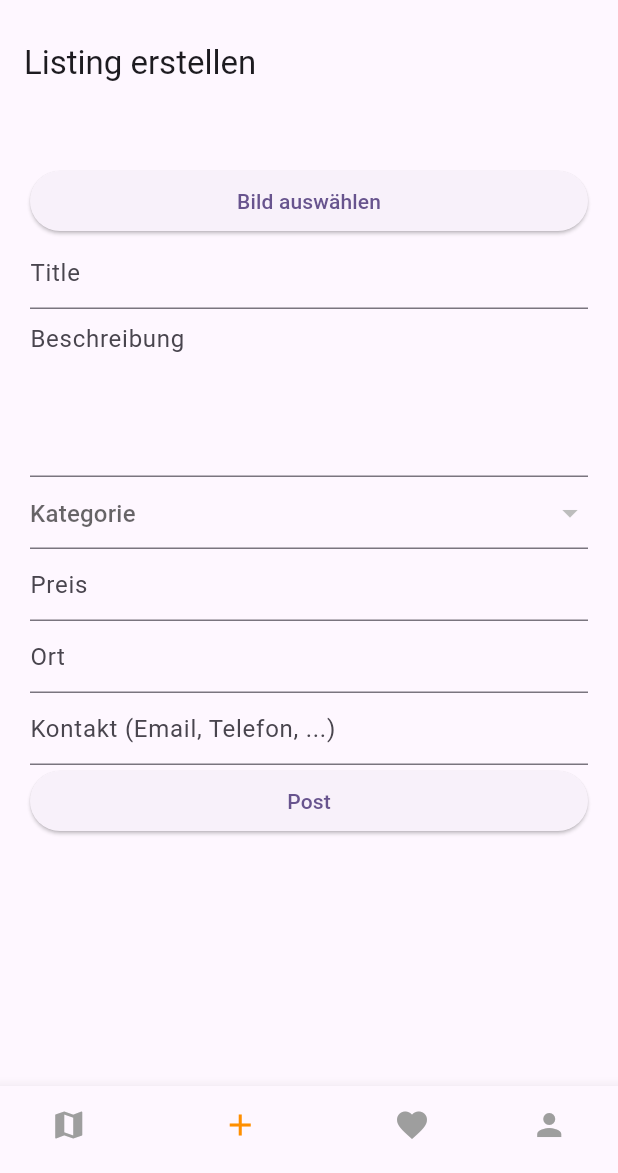
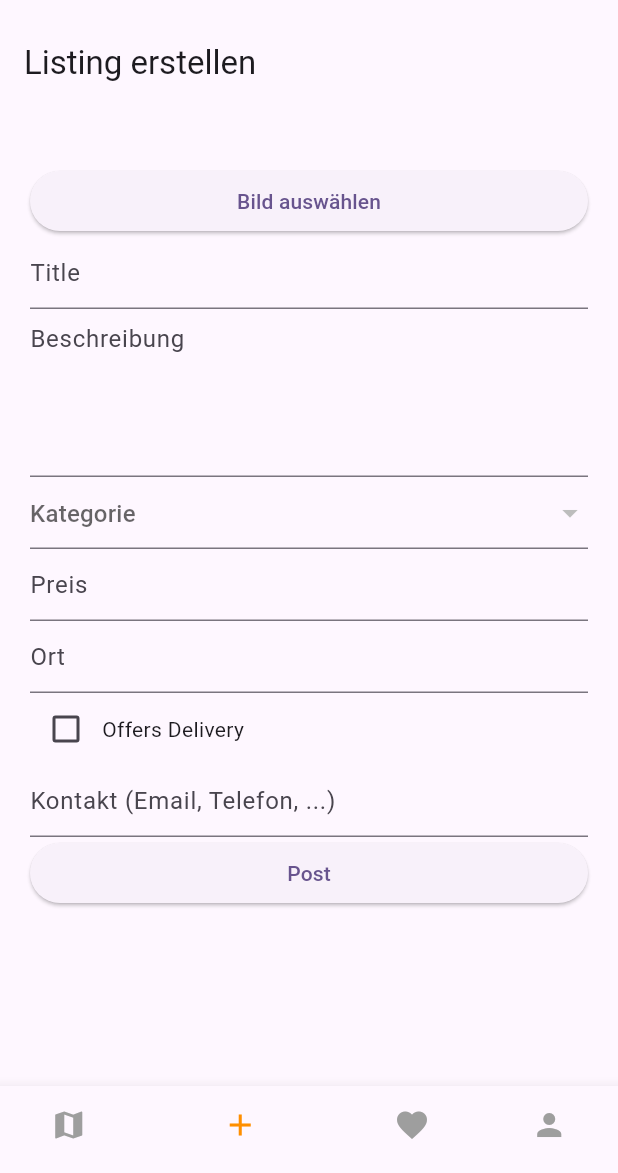
Before and after one commit to sreeroo/BookMarketplace, a Flutter app: the screen it shows after launch, item 2 of the bottom bar chosen, after a tap on "Post", on a phone screen of 412 x 824 dp, the part 63-1236 px from its top. Run offline on Flutter 3.47's test engine with Material 3 defaults, Android fonts, the phone set to English and light mode, and no system bars; our stand-ins replace image_picker; network calls fail.

Commit message:
Add checkbox for delivery

```diff
--- a/buecherkreisel_flutter/lib/components/account.dart
+++ b/buecherkreisel_flutter/lib/components/account.dart
@@ -102,7 +102,7 @@ class ProfileScreen extends StatelessWidget {
                                                 .showSnackBar(
                                               const SnackBar(
                                                   content: Text(
-                                                      "Listing deleted successfully"),
+                                                      "Listing erfolgreich gelöscht."),
                                                   duration: Durations.medium4),
                                             );
                                           }
--- a/buecherkreisel_flutter/lib/screens/add.dart
+++ b/buecherkreisel_flutter/lib/screens/add.dart
@@ -39,7 +39,8 @@ class _AddUpdateListingFormState extends State<_AddUpdateListingForm> {
   late TextEditingController locationController;
   late TextEditingController contactController;
   File? _imageFile;
-  String? selectedCategory;
+  late String? selectedCategory;
+  bool _checkboxValue = false;
 
   @override
   void initState() {
@@ -53,6 +54,7 @@ class _AddUpdateListingFormState extends State<_AddUpdateListingForm> {
         TextEditingController(text: widget.listing?.location ?? "");
     contactController =
         TextEditingController(text: widget.listing?.contact ?? "");
+    selectedCategory = widget.listing == null ? "" : widget.listing!.category;
   }
 
   @override
@@ -145,7 +147,7 @@ class _AddUpdateListingFormState extends State<_AddUpdateListingForm> {
 
     final categoryField = DropdownButtonFormField<String>(
       key: Key("category"),
-      value: selectedCategory,
+      value: widget.listing != null ? widget.listing!.category : null,
       decoration: InputDecoration(hintText: "Kategorie"),
       items: categories.map((String category) {
         return DropdownMenuItem<String>(
@@ -155,7 +157,7 @@ class _AddUpdateListingFormState extends State<_AddUpdateListingForm> {
       }).toList(),
       onChanged: (String? value) {
         setState(() {
-          selectedCategory = value;
+          selectedCategory = value!;
         });
       },
       validator: (value) {
@@ -193,6 +195,20 @@ class _AddUpdateListingFormState extends State<_AddUpdateListingForm> {
       },
     );
 
+    final deliveryCheckbox = Row(
+      children: <Widget>[
+        Checkbox(
+          value: _checkboxValue,
+          onChanged: (bool? value) {
+            setState(() {
+              _checkboxValue = value!;
+            });
+          },
+        ),
+        Text('Offers Delivery'),
+      ],
+    );
+
     final contactField = TextFormField(
       key: Key("contact"),
       controller: contactController,
@@ -226,7 +242,7 @@ class _AddUpdateListingFormState extends State<_AddUpdateListingForm> {
               price: double.parse(priceController.text),
               location: locationController.text,
               category: selectedCategory!,
-              offersDelivery: false, // TODO: HARDCODED
+              offersDelivery: _checkboxValue,
               isReserved: false, // TODO: HARDCODED
               contact: contactController.text,
               createdBy: int.parse(widget.appState.user.id),
@@ -238,7 +254,7 @@ class _AddUpdateListingFormState extends State<_AddUpdateListingForm> {
                   .createListing(listing, _imageFile!)
                   .then((value) => ScaffoldMessenger.of(context).showSnackBar(
                         const SnackBar(
-                          content: Text("Listing posted"),
+                          content: Text("Listing erstellt"),
                           duration: Durations.medium3,
                         ),
                       ));
@@ -250,7 +266,7 @@ class _AddUpdateListingFormState extends State<_AddUpdateListingForm> {
                   .getOwnListings(widget.appState.user.id);
               ScaffoldMessenger.of(context).showSnackBar(
                 const SnackBar(
-                  content: Text("Listing updated"),
+                  content: Text("Listing aktualisiert"),
                   duration: Durations.long2,
                 ),
               );
@@ -264,16 +280,15 @@ class _AddUpdateListingFormState extends State<_AddUpdateListingForm> {
                     priceController.clear(),
                     locationController.clear(),
                     contactController.clear(),
-                    selectedCategory = null,
                     setState(() {
                       _imageFile = null;
-                    })
+                    }),
                   }
                 : Navigator.pop(context);
           } catch (e) {
             ScaffoldMessenger.of(context).showSnackBar(
               const SnackBar(
-                content: Text("Listing could not be processed"),
+                content: Text("Fehler beim Posten des Listings"),
                 duration: Durations.long2,
               ),
             );
@@ -299,8 +314,9 @@ class _AddUpdateListingFormState extends State<_AddUpdateListingForm> {
             categoryField,
             priceField,
             locationField,
+            deliveryCheckbox,
             contactField,
-            saveButton
+            saveButton,
           ],
         ),
       ),
```
